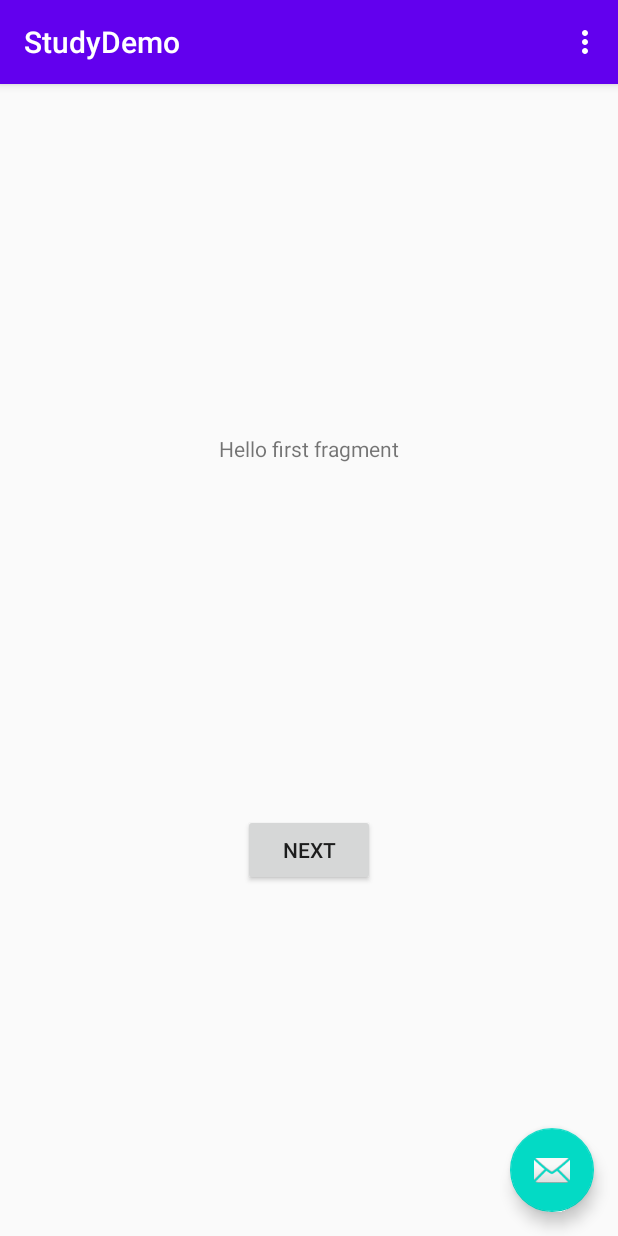
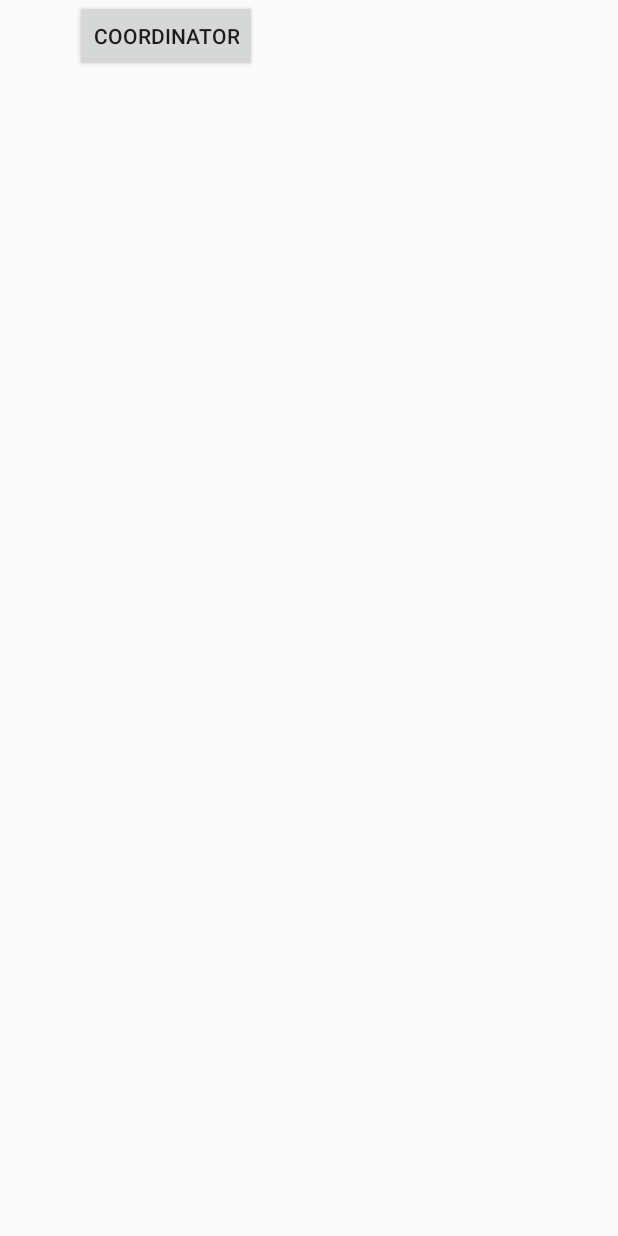
Before and after one commit to pengnix/studydemo, an Android app: the screen it shows after launch (MainActivity), on a phone screen of 412 x 824 dp. Run offline under Robolectric (Android 15) with nearby library versions, the phone set to English and light mode, and no system bars.

Commit message:
add coordinatorlayout demo

```diff
--- a/project/app/build.gradle
+++ b/project/app/build.gradle
@@ -21,6 +21,11 @@ android {
         }
     }
 
+    compileOptions {
+        targetCompatibility 1.8
+        sourceCompatibility 1.8
+    }
+
 }
 
 dependencies {
--- a/project/app/src/main/AndroidManifest.xml
+++ b/project/app/src/main/AndroidManifest.xml
@@ -19,6 +19,9 @@
                 <category android:name="android.intent.category.LAUNCHER" />
             </intent-filter>
         </activity>
+        <activity
+            android:name=".activity.CoordinatorLayoutDemoActivity">
+        </activity>
     </application>
 
 </manifest>
--- a/project/app/src/main/java/com/study/pengnix/ok/MainActivity.java
+++ b/project/app/src/main/java/com/study/pengnix/ok/MainActivity.java
@@ -1,9 +1,11 @@
 package com.study.pengnix.ok;
 
+import android.content.Intent;
 import android.os.Bundle;
 
 import com.google.android.material.floatingactionbutton.FloatingActionButton;
 import com.google.android.material.snackbar.Snackbar;
+import com.study.pengnix.ok.activity.CoordinatorLayoutDemoActivity;
 
 import androidx.appcompat.app.AppCompatActivity;
 import androidx.appcompat.widget.Toolbar;
@@ -18,38 +20,9 @@ public class MainActivity extends AppCompatActivity {
     protected void onCreate(Bundle savedInstanceState) {
         super.onCreate(savedInstanceState);
         setContentView(R.layout.activity_main);
-        Toolbar toolbar = findViewById(R.id.toolbar);
-        setSupportActionBar(toolbar);
-
-        FloatingActionButton fab = findViewById(R.id.fab);
-        fab.setOnClickListener(new View.OnClickListener() {
-            @Override
-            public void onClick(View view) {
-                Snackbar.make(view, "Replace with your own action", Snackbar.LENGTH_LONG)
-                        .setAction("Action", null).show();
-            }
+        findViewById(R.id.jump2_coordinator_layout_demo).setOnClickListener(view -> {
+            Intent intent = new Intent(MainActivity.this, CoordinatorLayoutDemoActivity.class);
+            startActivity(intent);
         });
     }
-
-    @Override
-    public boolean onCreateOptionsMenu(Menu menu) {
-        // Inflate the menu; this adds items to the action bar if it is present.
-        getMenuInflater().inflate(R.menu.menu_main, menu);
-        return true;
-    }
-
-    @Override
-    public boolean onOptionsItemSelected(MenuItem item) {
-        // Handle action bar item clicks here. The action bar will
-        // automatically handle clicks on the Home/Up button, so long
-        // as you specify a parent activity in AndroidManifest.xml.
-        int id = item.getItemId();
-
-        //noinspection SimplifiableIfStatement
-        if (id == R.id.action_settings) {
-            return true;
-        }
-
-        return super.onOptionsItemSelected(item);
-    }
 }
--- a/project/app/src/main/res/layout/activity_main.xml
+++ b/project/app/src/main/res/layout/activity_main.xml
@@ -4,30 +4,14 @@
     xmlns:tools="http://schemas.android.com/tools"
     android:layout_width="match_parent"
     android:layout_height="match_parent"
+    android:orientation="vertical"
     tools:context=".MainActivity">
-
-    <com.google.android.material.appbar.AppBarLayout
-        android:layout_width="match_parent"
-        android:layout_height="wrap_content"
-        android:theme="@style/AppTheme.AppBarOverlay">
-
-        <androidx.appcompat.widget.Toolbar
-            android:id="@+id/toolbar"
-            android:layout_width="match_parent"
-            android:layout_height="?attr/actionBarSize"
-            android:background="?attr/colorPrimary"
-            app:popupTheme="@style/AppTheme.PopupOverlay" />
-
-    </com.google.android.material.appbar.AppBarLayout>
-
-    <include layout="@layout/content_main" />
-
-    <com.google.android.material.floatingactionbutton.FloatingActionButton
-        android:id="@+id/fab"
+    <Button
+        android:id="@+id/jump2_coordinator_layout_demo"
         android:layout_width="wrap_content"
         android:layout_height="wrap_content"
-        android:layout_gravity="bottom|end"
-        android:layout_margin="@dimen/fab_margin"
-        app:srcCompat="@android:drawable/ic_dialog_email" />
+        android:text="@string/jump_to_coordinator_layout"
+        android:layout_marginLeft="50dp"/>
+
 
 </androidx.coordinatorlayout.widget.CoordinatorLayout>
--- a/project/app/src/main/res/values/colors.xml
+++ b/project/app/src/main/res/values/colors.xml
@@ -3,4 +3,6 @@
     <color name="colorPrimary">#6200EE</color>
     <color name="colorPrimaryDark">#3700B3</color>
     <color name="colorAccent">#03DAC5</color>
+    <color name="red">#FF4500</color>
+    <color name="color_test">#5FF</color>
 </resources>
--- a/project/app/src/main/res/values/strings.xml
+++ b/project/app/src/main/res/values/strings.xml
@@ -9,4 +9,5 @@
 
     <string name="hello_first_fragment">Hello first fragment</string>
     <string name="hello_second_fragment">Hello second fragment. Arg: %1$s</string>
+    <string name="jump_to_coordinator_layout">coordinator</string>
 </resources>
```
Also changed, not shown: project/app/src/main/java/com/study/pengnix/ok/activity/CoordinatorLayoutDemoActivity.java (added, +40 -0 lines), project/app/src/main/java/com/study/pengnix/ok/adapter/ColorBlockAdapter.java (added, +56 -0 lines), project/app/src/main/java/com/study/pengnix/ok/bean/ColorBlock.java (added, +17 -0 lines), project/app/src/main/java/com/study/pengnix/ok/utils/CustomToast.java (+26 -0 lines), project/app/src/main/res/layout/activity_coordinatorlayout_demo.xml (added, +26 -0 lines), project/app/src/main/res/layout/item_color_block.xml (added, +15 -0 lines).
